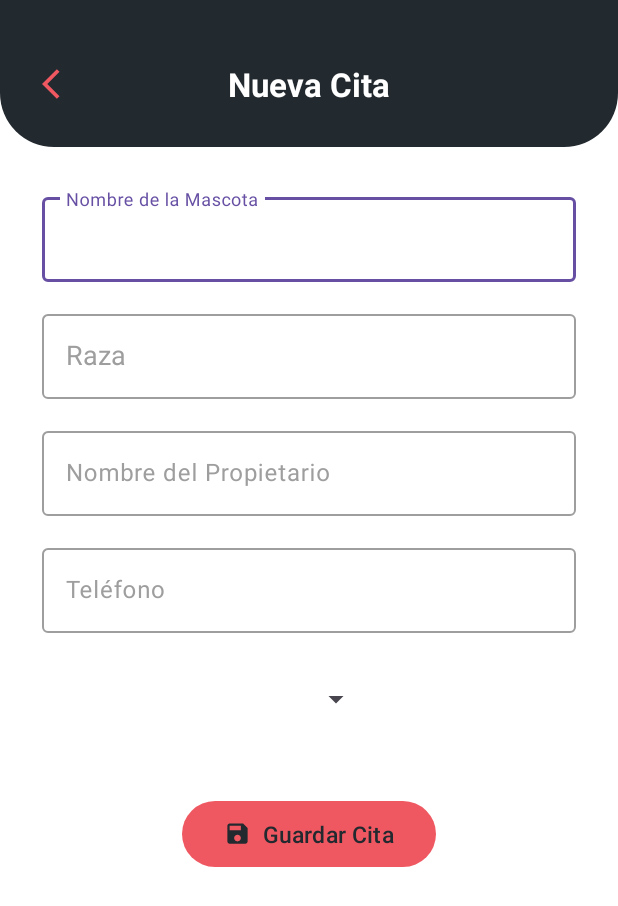
After one commit to mzmiguelwd/univalle-mobile-dogapp-equipo-tres, an Android app: the layout fragment_new_appointment.xml on its own in the app's theme, with its tools: preview values and no code run, on a phone screen of 412 x 824 dp. The commit adds this screen. Shown: the top 906 px of the screen. Run offline under Robolectric (Android 15) with nearby library versions, the phone set to English and light mode, and no system bars.

Commit message:
feat: implementar pantalla de nueva cita e integración con Dog API (HU 3.0)

```diff
--- a/app/src/main/AndroidManifest.xml
+++ b/app/src/main/AndroidManifest.xml
@@ -1,6 +1,9 @@
 <?xml version="1.0" encoding="utf-8"?>
 <manifest xmlns:android="http://schemas.android.com/apk/res/android"
     xmlns:tools="http://schemas.android.com/tools">
+
+    <uses-permission android:name="android.permission.INTERNET" />
+    <uses-permission android:name="android.permission.USE_BIOMETRIC" />
 
     <application
         android:allowBackup="true"
@@ -11,16 +14,15 @@
         android:roundIcon="@mipmap/ic_launcher_round"
         android:supportsRtl="true"
         android:theme="@style/Theme.Univallemobiledogappequipotres">
+
         <activity
             android:name=".view.MainActivity"
             android:exported="true"
             android:windowSoftInputMode="adjustResize">
             <intent-filter>
                 <action android:name="android.intent.action.MAIN" />
-
                 <category android:name="android.intent.category.LAUNCHER" />
             </intent-filter>
         </activity>
     </application>
-
 </manifest>
--- /dev/null
+++ b/app/src/main/java/com/example/univalle_mobile_dogapp_equipo_tres/model/BreedsResponse.kt
@@ -0,0 +1,6 @@
+package com.example.univalle_mobile_dogapp_equipo_tres.model
+
+data class BreedsResponse(
+    val message: Map<String, List<String>>,
+    val status: String
+)
--- /dev/null
+++ b/app/src/main/java/com/example/univalle_mobile_dogapp_equipo_tres/model/ImageResponse.kt
@@ -0,0 +1,6 @@
+package com.example.univalle_mobile_dogapp_equipo_tres.model
+
+data class ImageResponse(
+    val message: String,
+    val status: String
+)
--- /dev/null
+++ b/app/src/main/res/color/selector_input_stroke.xml
@@ -0,0 +1,5 @@
+<?xml version="1.0" encoding="utf-8"?>
+<selector xmlns:android="http://schemas.android.com/apk/res/android">
+    <item android:color="@color/purple" android:state_focused="true" />
+    <item android:color="@color/hint_gray" />
+</selector>
--- /dev/null
+++ b/app/src/main/res/drawable/bg_curved_toolbar.xml
@@ -0,0 +1,8 @@
+<?xml version="1.0" encoding="utf-8"?>
+<shape xmlns:android="http://schemas.android.com/apk/res/android"
+    android:shape="rectangle">
+    <solid android:color="@color/dark_gray" />
+    <corners
+        android:bottomLeftRadius="36dp"
+        android:bottomRightRadius="36dp" />
+</shape>
--- /dev/null
+++ b/app/src/main/res/drawable/ic_back.xml
@@ -0,0 +1,20 @@
+<!--
+  ~ Copyright (C) 2026 The Android Open Source Project
+  ~
+  ~ Licensed under the Apache License, Version 2.0 (the "License");
+  ~ you may not use this file except in compliance with the License.
+  ~ You may obtain a copy of the License at
+  ~
+  ~      http://www.apache.org/licenses/LICENSE-2.0
+  ~
+  ~ Unless required by applicable law or agreed to in writing, software
+  ~ distributed under the License is distributed on an "AS IS" BASIS,
+  ~ WITHOUT WARRANTIES OR CONDITIONS OF ANY KIND, either express or implied.
+  ~ See the License for the specific language governing permissions and
+  ~ limitations under the License.
+  -->
+<vector xmlns:android="http://schemas.android.com/apk/res/android" android:autoMirrored="true" android:height="24dp" android:tint="#F05861" android:viewportHeight="24" android:viewportWidth="24" android:width="24dp">
+
+    <path android:fillColor="@android:color/white" android:pathData="M11.67,3.87L9.9,2.1 0,12l9.9,9.9 1.77,-1.77L3.54,12z"/>
+
+</vector>
--- /dev/null
+++ b/app/src/main/res/drawable/ic_save.xml
@@ -0,0 +1,20 @@
+<!--
+  ~ Copyright (C) 2026 The Android Open Source Project
+  ~
+  ~ Licensed under the Apache License, Version 2.0 (the "License");
+  ~ you may not use this file except in compliance with the License.
+  ~ You may obtain a copy of the License at
+  ~
+  ~      http://www.apache.org/licenses/LICENSE-2.0
+  ~
+  ~ Unless required by applicable law or agreed to in writing, software
+  ~ distributed under the License is distributed on an "AS IS" BASIS,
+  ~ WITHOUT WARRANTIES OR CONDITIONS OF ANY KIND, either express or implied.
+  ~ See the License for the specific language governing permissions and
+  ~ limitations under the License.
+  -->
+<vector xmlns:android="http://schemas.android.com/apk/res/android" android:height="24dp" android:tint="#000000" android:viewportHeight="24" android:viewportWidth="24" android:width="24dp">
+
+    <path android:fillColor="@android:color/white" android:pathData="M17,3L5,3c-1.11,0 -2,0.9 -2,2v14c0,1.1 0.89,2 2,2h14c1.1,0 2,-0.9 2,-2L21,7l-4,-4zM12,19c-1.66,0 -3,-1.34 -3,-3s1.34,-3 3,-3 3,1.34 3,3 -1.34,3 -3,3zM15,9L5,9L5,5h10v4z"/>
+
+</vector>
--- /dev/null
+++ b/app/src/main/res/layout/fragment_new_appointment.xml
@@ -0,0 +1,190 @@
+<?xml version="1.0" encoding="utf-8"?>
+<layout xmlns:android="http://schemas.android.com/apk/res/android"
+    xmlns:app="http://schemas.android.com/apk/res-auto">
+
+    <androidx.constraintlayout.widget.ConstraintLayout
+        android:layout_width="match_parent"
+        android:layout_height="match_parent"
+        android:background="@color/white">
+
+        <androidx.constraintlayout.widget.ConstraintLayout
+            android:id="@+id/toolbarContainer"
+            android:layout_width="0dp"
+            android:layout_height="wrap_content"
+            android:background="@drawable/bg_curved_toolbar"
+            android:paddingHorizontal="20dp"
+            android:paddingTop="36dp"
+            android:paddingBottom="22dp"
+            app:layout_constraintEnd_toEndOf="parent"
+            app:layout_constraintStart_toStartOf="parent"
+            app:layout_constraintTop_toTopOf="parent">
+
+            <ImageButton
+                android:id="@+id/btnBack"
+                android:layout_width="40dp"
+                android:layout_height="40dp"
+                android:background="?attr/selectableItemBackgroundBorderless"
+                android:contentDescription="Volver"
+                android:src="@drawable/ic_back"
+                app:layout_constraintBottom_toBottomOf="parent"
+                app:layout_constraintStart_toStartOf="parent"
+                app:layout_constraintTop_toTopOf="parent" />
+
+            <TextView
+                android:id="@+id/tvTitle"
+                android:layout_width="wrap_content"
+                android:layout_height="wrap_content"
+                android:text="Nueva Cita"
+                android:textColor="@color/white"
+                android:textSize="22sp"
+                android:textStyle="bold"
+                app:layout_constraintBottom_toBottomOf="parent"
+                app:layout_constraintEnd_toEndOf="parent"
+                app:layout_constraintStart_toStartOf="parent"
+                app:layout_constraintTop_toTopOf="parent" />
+
+        </androidx.constraintlayout.widget.ConstraintLayout>
+
+        <ScrollView
+            android:layout_width="0dp"
+            android:layout_height="0dp"
+            android:fillViewport="true"
+            app:layout_constraintBottom_toBottomOf="parent"
+            app:layout_constraintEnd_toEndOf="parent"
+            app:layout_constraintStart_toStartOf="parent"
+            app:layout_constraintTop_toBottomOf="@id/toolbarContainer">
+
+            <LinearLayout
+                android:layout_width="match_parent"
+                android:layout_height="wrap_content"
+                android:orientation="vertical"
+                android:paddingHorizontal="28dp"
+                android:paddingTop="28dp"
+                android:paddingBottom="32dp">
+
+                <com.google.android.material.textfield.TextInputLayout
+                    android:id="@+id/tilPetName"
+                    android:layout_width="match_parent"
+                    android:layout_height="wrap_content"
+                    android:hint="Nombre de la Mascota"
+                    android:textColorHint="@color/hint_gray"
+                    app:boxBackgroundMode="outline"
+                    app:boxStrokeColor="@color/selector_input_stroke"
+                    app:hintTextColor="@color/purple">
+
+                    <com.google.android.material.textfield.TextInputEditText
+                        android:id="@+id/etPetName"
+                        android:layout_width="match_parent"
+                        android:layout_height="wrap_content"
+                        android:inputType="textCapWords"
+                        android:maxLength="15"
+                        android:maxLines="1"
+                        android:textColor="@color/black" />
+                </com.google.android.material.textfield.TextInputLayout>
+
+                <com.google.android.material.textfield.TextInputLayout
+                    android:id="@+id/tilBreed"
+                    android:layout_width="match_parent"
+                    android:layout_height="wrap_content"
+                    android:layout_marginTop="16dp"
+                    android:hint="Raza"
+                    android:textColorHint="@color/hint_gray"
+                    app:boxBackgroundMode="outline"
+                    app:boxStrokeColor="@color/selector_input_stroke"
+                    app:hintTextColor="@color/purple">
+
+                    <com.google.android.material.textfield.MaterialAutoCompleteTextView
+                        android:id="@+id/actvBreed"
+                        android:layout_width="match_parent"
+                        android:layout_height="wrap_content"
+                        android:completionThreshold="2"
+                        android:inputType="text"
+                        android:maxLines="1"
+                        android:padding="16dp"
+                        android:textColor="@color/black" />
+                </com.google.android.material.textfield.TextInputLayout>
+
+                <com.google.android.material.textfield.TextInputLayout
+                    android:id="@+id/tilOwnerName"
+                    android:layout_width="match_parent"
+                    android:layout_height="wrap_content"
+                    android:layout_marginTop="16dp"
+                    android:hint="Nombre del Propietario"
+                    android:textColorHint="@color/hint_gray"
+                    app:boxBackgroundMode="outline"
+                    app:boxStrokeColor="@color/selector_input_stroke"
+                    app:hintTextColor="@color/purple">
+
+                    <com.google.android.material.textfield.TextInputEditText
+                        android:id="@+id/etOwnerName"
+                        android:layout_width="match_parent"
+                        android:layout_height="wrap_content"
+                        android:inputType="textCapWords"
+                        android:maxLength="30"
+                        android:maxLines="1"
+                        android:textColor="@color/black" />
+                </com.google.android.material.textfield.TextInputLayout>
+
+                <com.google.android.material.textfield.TextInputLayout
+                    android:id="@+id/tilPhone"
+                    android:layout_width="match_parent"
+                    android:layout_height="wrap_content"
+                    android:layout_marginTop="16dp"
+                    android:hint="Teléfono"
+                    android:textColorHint="@color/hint_gray"
+                    app:boxBackgroundMode="outline"
+                    app:boxStrokeColor="@color/selector_input_stroke"
+                    app:hintTextColor="@color/purple">
+
+                    <com.google.android.material.textfield.TextInputEditText
+                        android:id="@+id/etPhone"
+                        android:layout_width="match_parent"
+                        android:layout_height="wrap_content"
+                        android:inputType="number"
+                        android:maxLength="10"
+                        android:maxLines="1"
+                        android:textColor="@color/black" />
+                </com.google.android.material.textfield.TextInputLayout>
+
+                <Spinner
+                    android:id="@+id/spSymptoms"
+                    android:layout_width="220dp"
+                    android:layout_height="48dp"
+                    android:layout_marginTop="20dp"
+                    android:spinnerMode="dropdown" />
+
+                <com.google.android.material.button.MaterialButton
+                    android:id="@+id/btnSaveAppointment"
+                    android:layout_width="wrap_content"
+                    android:layout_height="52dp"
+                    android:layout_gravity="center_horizontal"
+                    android:layout_marginTop="40dp"
+                    android:enabled="false"
+                    android:paddingHorizontal="28dp"
+                    android:text="Guardar Cita"
+                    android:textAllCaps="false"
+                    android:textColor="@color/dark_gray"
+                    android:textSize="15sp"
+                    app:backgroundTint="@color/pink"
+                    app:cornerRadius="26dp"
+                    app:icon="@drawable/ic_save"
+                    app:iconGravity="textStart"
+                    app:iconPadding="8dp"
+                    app:iconTint="@color/dark_gray" />
+
+            </LinearLayout>
+        </ScrollView>
+
+        <ProgressBar
+            android:id="@+id/progressBar"
+            android:layout_width="wrap_content"
+            android:layout_height="wrap_content"
+            android:indeterminateTint="@color/pink"
+            android:visibility="gone"
+            app:layout_constraintBottom_toBottomOf="parent"
+            app:layout_constraintEnd_toEndOf="parent"
+            app:layout_constraintStart_toStartOf="parent"
+            app:layout_constraintTop_toTopOf="parent" />
+
+    </androidx.constraintlayout.widget.ConstraintLayout>
+</layout>
```
Also changed, not shown: app/src/main/java/com/example/univalle_mobile_dogapp_equipo_tres/data/DogApi.kt (added, +18 -0 lines), app/src/main/java/com/example/univalle_mobile_dogapp_equipo_tres/data/RetrofitClient.kt (added, +16 -0 lines), app/src/main/java/com/example/univalle_mobile_dogapp_equipo_tres/repository/AppointmentRepository.kt (+25 -1 lines), app/src/main/java/com/example/univalle_mobile_dogapp_equipo_tres/view/fragment/NewAppointmentFragment.kt (+130 -3 lines), app/src/main/java/com/example/univalle_mobile_dogapp_equipo_tres/viewmodel/AppointmentViewModel.kt (+10 -0 lines).
